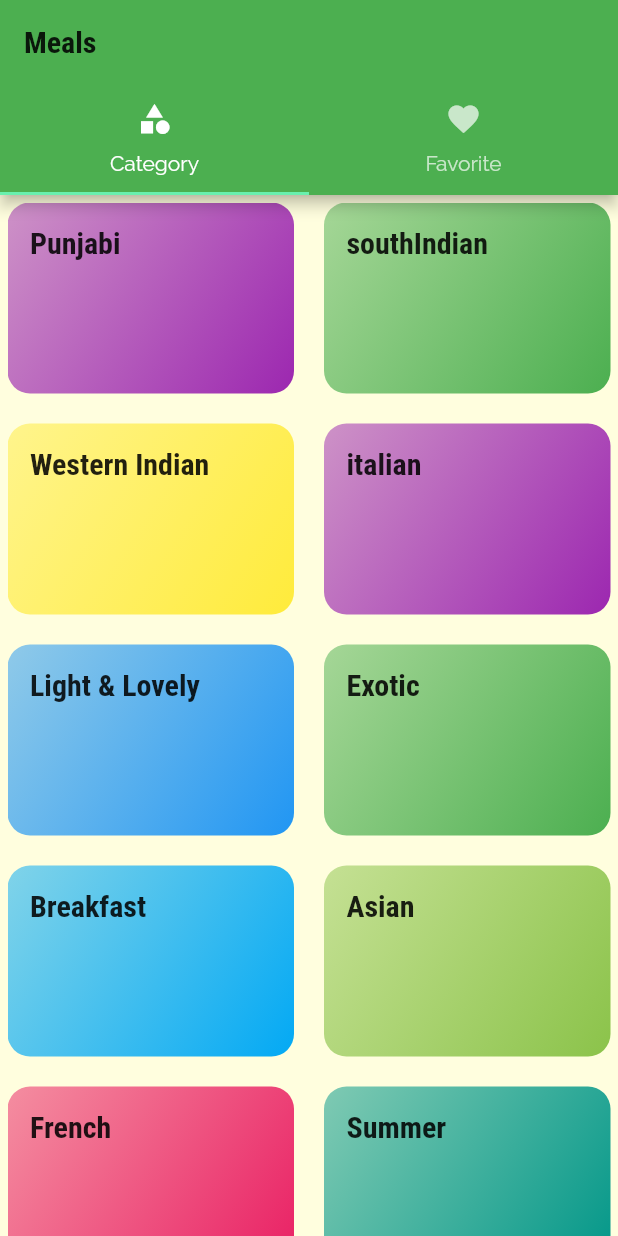
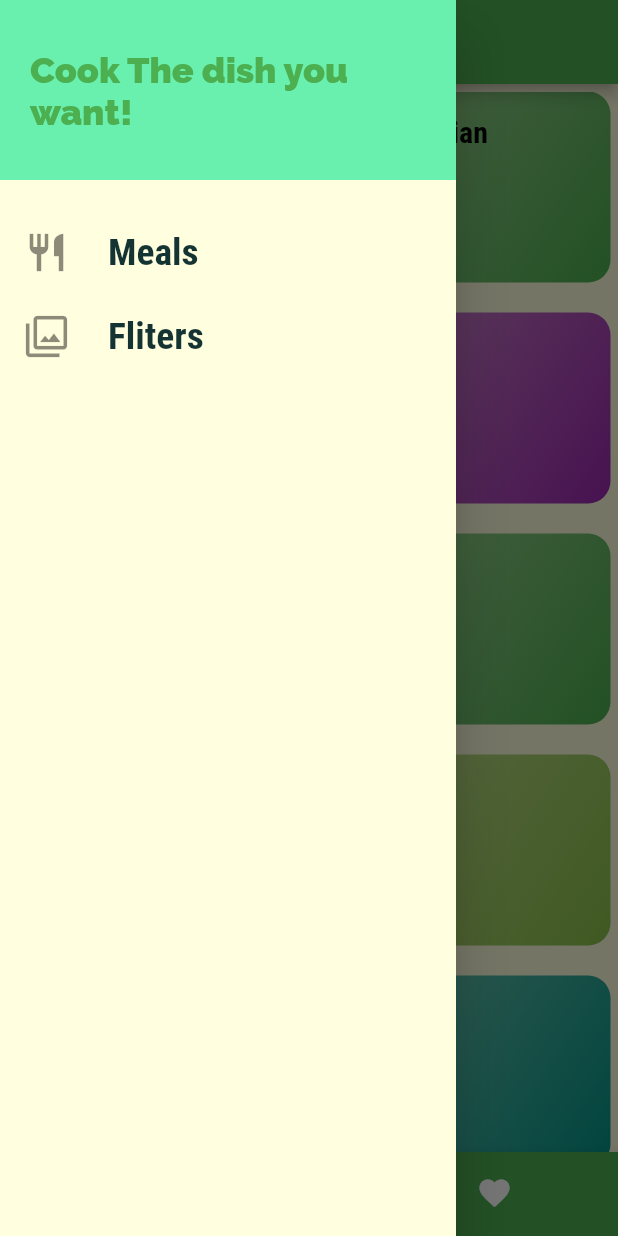
Before and after one commit to TarunKansal0009/foodie-App, a Flutter app: the screen it shows after launch, with the side drawer open (before the commit the screen has no drawer), on a phone screen of 412 x 824 dp. Run offline on Flutter 3.47's test engine with Material 2 defaults, Android fonts, the phone set to English and light mode, and no system bars.

Commit message:
chapter- 3 done

```diff
--- /dev/null
+++ b/lib/Widgets/drawer.dart
@@ -0,0 +1,55 @@
+import 'package:eatmeals/screens/filtermeas.dart';
+import 'package:flutter/material.dart';
+
+class Mydrawer extends StatelessWidget {
+  Widget buildListTile(String title, IconData icon, Function taphandler) {
+    return ListTile(
+      leading: Icon(
+        icon,
+        size: 30,
+      ),
+      title: Text(
+        title,
+        style: TextStyle(
+          fontSize: 25,
+          fontWeight: FontWeight.w700,
+          fontFamily: 'RobotoCondensed',
+        ),
+      ),
+      onTap: () => taphandler(),
+    );
+  }
+
+  @override
+  Widget build(BuildContext context) {
+    return Drawer(
+      child: Column(
+        children: <Widget>[
+          Container(
+            height: 120,
+            width: double.infinity,
+            padding: EdgeInsets.all(20),
+            alignment: Alignment.centerLeft,
+            color: Theme.of(context).accentColor,
+            child: Text(
+              'Cook The dish you want!',
+              style: TextStyle(
+                  fontSize: 24,
+                  fontWeight: FontWeight.w900,
+                  color: Theme.of(context).primaryColor),
+            ),
+          ),
+          SizedBox(
+            height: 20,
+          ),
+          buildListTile('Meals', Icons.restaurant, () {
+            Navigator.of(context).pushReplacementNamed('/');
+          }),
+          buildListTile('Fliters', Icons.filter, () {
+            Navigator.of(context).pushReplacementNamed(FilterScreen.routeName);
+          }),
+        ],
+      ),
+    );
+  }
+}
--- a/lib/main.dart
+++ b/lib/main.dart
@@ -1,3 +1,6 @@
+import 'package:eatmeals/screens/filtermeas.dart';
+import 'package:eatmeals/typeoffood.dart';
+import './models/meals.dart';
 import './screens/meals_details_screen.dart';
 import 'package:eatmeals/screens/recipes_of_category.dart';
 import 'package:flutter/material.dart';
@@ -7,7 +10,59 @@ void main() {
   runApp(MyApp());
 }
 
-class MyApp extends StatelessWidget {
+class MyApp extends StatefulWidget {
+  @override
+  _MyAppState createState() => _MyAppState();
+}
+
+class _MyAppState extends State<MyApp> {
+  Map<String, bool> _filters = {
+    'gluten': false,
+    'lactose': false,
+    'vegan': false,
+    'vegetarian': false,
+  };
+  void _setFilters(Map<String, bool> filterData) {
+    setState(() {
+      _filters = filterData;
+      _availableMeals = DUMMY_MEALS.where((meal) {
+        if (_filters['gluten'] && !meal.isGlutenFree) {
+          return false;
+        }
+        if (_filters['lactose'] && !meal.isLactoseFree) {
+          return false;
+        }
+        if (_filters['vegan'] && !meal.isVegan) {
+          return false;
+        }
+        if (_filters['vegetarian'] && !meal.isVegetarian) {
+          return false;
+        }
+      }).toList();
+    });
+  }
+
+  void _toggleFavorite(String mealId) {
+    final existingIndex = _favoriteMeal.indexWhere((meal) => meal.id == mealId);
+    if (existingIndex >= 0) {
+      setState(() {
+        _favoriteMeal.removeAt(existingIndex);
+      });
+    } else {
+      setState(() {
+        _favoriteMeal.add(
+          DUMMY_MEALS.firstWhere((meal) => meal.id == mealId),
+        );
+      });
+    }
+  }
+
+  bool _isMealFavorite(String id) {
+    return _favoriteMeal.any((meal) => meal.id == id);
+  }
+
+  List<Meal> _availableMeals = DUMMY_MEALS;
+  List<Meal> _favoriteMeal = [];
   @override
   Widget build(BuildContext context) {
     return MaterialApp(
@@ -26,24 +81,30 @@ class MyApp extends StatelessWidget {
                   color: Color.fromRGBO(25, 25, 56, 1),
                 ),
                 headline6: TextStyle(
+                    color: Colors.black,
                     fontWeight: FontWeight.bold,
                     fontSize: 20,
                     fontFamily: 'RobotoCondensed'),
               ),
         ),
+        initialRoute: '/',
         routes: {
-          '/': (ctx) => TabsBar(),
-          CategoryMealsScreen.routeName: (ctx) => CategoryMealsScreen(),
-          MealDetailScreen.routeName: (ctx) => MealDetailScreen()
+          '/': (ctx) => TabsBar(_favoriteMeal),
+          CategoryMealsScreen.routeName: (ctx) =>
+              CategoryMealsScreen(_availableMeals),
+          MealDetailScreen.routeName: (ctx) =>
+              MealDetailScreen(_toggleFavorite, _isMealFavorite),
+          FilterScreen.routeName: (ctx) => FilterScreen(_setFilters, _filters),
         },
         onGenerateRoute: (settings) {
           print(settings.arguments);
           return MaterialPageRoute(
-            builder: (ctx) => CategoryMealsScreen(),
+            builder: (ctx) => CategoryMealsScreen(_availableMeals),
           );
         },
         onUnknownRoute: (settings) {
-          return MaterialPageRoute(builder: (ctx) => CategoryMealsScreen());
+          return MaterialPageRoute(
+              builder: (ctx) => CategoryMealsScreen(_availableMeals));
         });
   }
 }
--- a/lib/screens/tab_screen.dart
+++ b/lib/screens/tab_screen.dart
@@ -1,45 +1,69 @@
-import './catagories.dart';
+import 'package:eatmeals/Widgets/drawer.dart';
+import 'package:eatmeals/models/meals.dart';
+import 'package:eatmeals/screens/catagories.dart';
+import './Favorite_recipe.dart';
 import 'package:flutter/material.dart';
 
 class TabsBar extends StatefulWidget {
+  final List<Meal> favoriteMeal;
+  TabsBar(this.favoriteMeal);
   @override
   _TabsBarState createState() => _TabsBarState();
 }
 
 class _TabsBarState extends State<TabsBar> {
+  int _selectedTabindex = 0;
+
+  List<Map<String, Object>> tabs;
+
+  @override
+  void initState() {
+    tabs = [
+      {'tabs': CategoriesScreen(), 'title': 'Categories'},
+      {'tabs': Favorite(widget.favoriteMeal), 'title': 'Favorite'},
+    ];
+    super.initState();
+  }
+
+  void _selectedTab(int index) {
+    setState(() {
+      _selectedTabindex = index;
+    });
+  }
+
   @override
   Widget build(BuildContext context) {
-    return DefaultTabController(
-      length: 2,
-      child: Scaffold(
+    return Scaffold(
       appBar: AppBar(
         title: Text(
-            'Meals',
+          tabs[_selectedTabindex]['title'],
           style: Theme.of(context).textTheme.headline6,
         ),
-          bottom: TabBar(
-            tabs: <Widget>[
-              Tab(
+      ),
+      bottomNavigationBar: BottomNavigationBar(
+        backgroundColor: Theme.of(context).primaryColor,
+        onTap: _selectedTab,
+        unselectedItemColor: Colors.white,
+        selectedItemColor: Theme.of(context).accentColor,
+        currentIndex: _selectedTabindex,
+        selectedFontSize: 12,
+        unselectedFontSize: 15,
+        type: BottomNavigationBarType.shifting,
+        items: [
+          BottomNavigationBarItem(
             icon: Icon(Icons.category),
-                text: 'Category',
+            label: 'Category',
+            backgroundColor: Theme.of(context).primaryColor,
           ),
-              Tab(
+          BottomNavigationBarItem(
             icon: Icon(Icons.favorite),
-                text: 'Favorite',
+            label: 'Favorite',
+            backgroundColor: Theme.of(context).primaryColor,
           )
         ],
       ),
-        ),
-        body: TabBarView(
-          children: [
-            CategoriesScreen(),
-            Center(
-              child: Text('Yet No favorite!'),
-            ),
-          ],
-        ),
-      ),
-      initialIndex: 0,
+      body: tabs[_selectedTabindex]['tabs'],
+      drawer: Mydrawer(),
     );
   }
 }
```
Also changed, not shown: lib/Widgets/mealsItem.dart (+12 -8 lines), lib/screens/Favorite_recipe.dart (added, +32 -0 lines), lib/screens/filtermeas.dart (added, +118 -0 lines), lib/screens/meals_details_screen.dart (+9 -0 lines), lib/screens/recipes_of_category.dart (+46 -21 lines), lib/typeoffood.dart (+10 -2 lines). Lines whose indentation alone changed are shown as unchanged.
